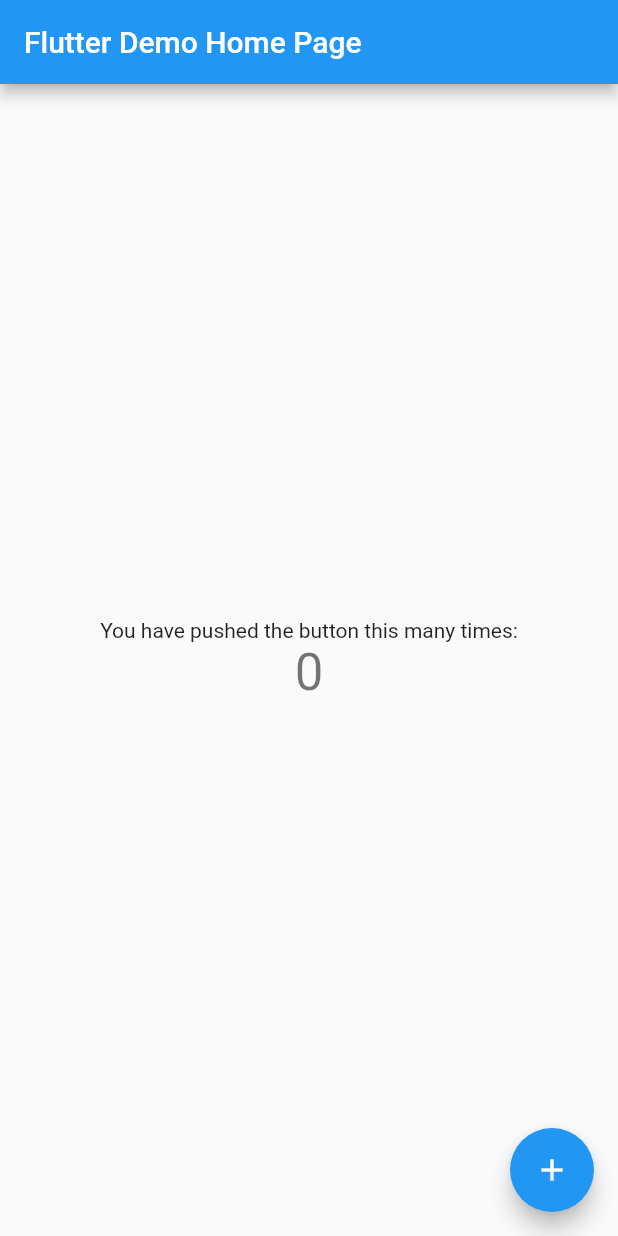
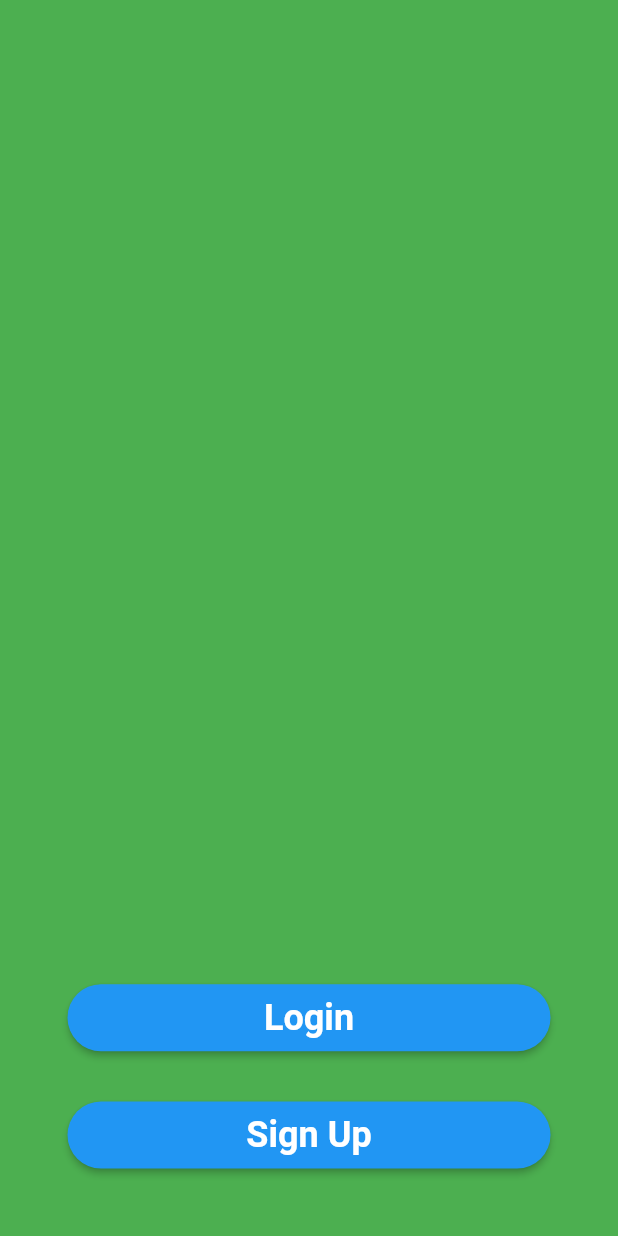
Before and after one commit to schezo817/shaberunkun, a Flutter app: the screen it shows after launch, on a phone screen of 412 x 824 dp. Run offline on Flutter 3.47's test engine with Material 2 defaults, Android fonts, the light colour scheme and no system bars; our stand-ins replace cloud_firestore, firebase_auth, firebase_core; accounts and stored records are empty.

Commit message:
ver0.1.0 開始画面の実装（アプリ名とイメージ画像なし版）

```diff
--- /dev/null
+++ b/lib/function/func.dart
@@ -0,0 +1,39 @@
+import 'package:flutter/material.dart';
+
+class Func {
+  //ページ遷移のための関数
+  static Future movePage(BuildContext context, var pages) async {
+    return await Navigator.push(
+      context,
+      MaterialPageRoute(
+        builder: (context) => pages,
+      ),
+    );
+  }
+
+  //文章を持つ遷移ボタン
+  static SizedBox haveTextButton(BuildContext context, StatefulWidget page,
+      double height, double width, String text, Color color, Color textColor) {
+    return SizedBox(
+      height: height,
+      width: width,
+      child: ElevatedButton(
+        style: ElevatedButton.styleFrom(
+          backgroundColor: color,
+          shape: const StadiumBorder(),
+        ),
+        child: Text(
+          text,
+          style: TextStyle(
+            fontSize: 24,
+            fontWeight: FontWeight.bold,
+            color: textColor,
+          ),
+        ),
+        onPressed: () async {
+          await movePage(context, page);
+        },
+      ),
+    );
+  }
+}
--- a/lib/main.dart
+++ b/lib/main.dart
@@ -1,115 +1,31 @@
+import 'package:cloud_firestore/cloud_firestore.dart';
+import 'package:firebase_auth/firebase_auth.dart';
+import 'package:firebase_core/firebase_core.dart';
 import 'package:flutter/material.dart';
+import 'package:shaberunkun/page/first_page.dart';
 
-void main() {
+//final FirebaseAuth auth = FirebaseAuth.instance;
+//final FirebaseFirestore fireStoreInstance = FirebaseFirestore.instance;
+//final CollectionReference users = fireStoreInstance.collection("users");
+
+void main() async{
+  //WidgetsFlutterBinding.ensureInitialized();
+  //await Firebase.initializeApp();
   runApp(const MyApp());
 }
 
 class MyApp extends StatelessWidget {
   const MyApp({super.key});
 
-  // This widget is the root of your application.
   @override
   Widget build(BuildContext context) {
     return MaterialApp(
-      title: 'Flutter Demo',
+      debugShowCheckedModeBanner: false,
+      title: '喋るんくん',
       theme: ThemeData(
-        // This is the theme of your application.
-        //
-        // Try running your application with "flutter run". You'll see the
-        // application has a blue toolbar. Then, without quitting the app, try
-        // changing the primarySwatch below to Colors.green and then invoke
-        // "hot reload" (press "r" in the console where you ran "flutter run",
-        // or simply save your changes to "hot reload" in a Flutter IDE).
-        // Notice that the counter didn't reset back to zero; the application
-        // is not restarted.
         primarySwatch: Colors.blue,
       ),
-      home: const MyHomePage(title: 'Flutter Demo Home Page'),
+      home: FirstPage(),
     );
   }
 }
-
-class MyHomePage extends StatefulWidget {
-  const MyHomePage({super.key, required this.title});
-
-  // This widget is the home page of your application. It is stateful, meaning
-  // that it has a State object (defined below) that contains fields that affect
-  // how it looks.
-
-  // This class is the configuration for the state. It holds the values (in this
-  // case the title) provided by the parent (in this case the App widget) and
-  // used by the build method of the State. Fields in a Widget subclass are
-  // always marked "final".
-
-  final String title;
-
-  @override
-  State<MyHomePage> createState() => _MyHomePageState();
-}
-
-class _MyHomePageState extends State<MyHomePage> {
-  int _counter = 0;
-
-  void _incrementCounter() {
-    setState(() {
-      // This call to setState tells the Flutter framework that something has
-      // changed in this State, which causes it to rerun the build method below
-      // so that the display can reflect the updated values. If we changed
-      // _counter without calling setState(), then the build method would not be
-      // called again, and so nothing would appear to happen.
-      _counter++;
-    });
-  }
-
-  @override
-  Widget build(BuildContext context) {
-    // This method is rerun every time setState is called, for instance as done
-    // by the _incrementCounter method above.
-    //
-    // The Flutter framework has been optimized to make rerunning build methods
-    // fast, so that you can just rebuild anything that needs updating rather
-    // than having to individually change instances of widgets.
-    return Scaffold(
-      appBar: AppBar(
-        // Here we take the value from the MyHomePage object that was created by
-        // the App.build method, and use it to set our appbar title.
-        title: Text(widget.title),
-      ),
-      body: Center(
-        // Center is a layout widget. It takes a single child and positions it
-        // in the middle of the parent.
-        child: Column(
-          // Column is also a layout widget. It takes a list of children and
-          // arranges them vertically. By default, it sizes itself to fit its
-          // children horizontally, and tries to be as tall as its parent.
-          //
-          // Invoke "debug painting" (press "p" in the console, choose the
-          // "Toggle Debug Paint" action from the Flutter Inspector in Android
-          // Studio, or the "Toggle Debug Paint" command in Visual Studio Code)
-          // to see the wireframe for each widget.
-          //
-          // Column has various properties to control how it sizes itself and
-          // how it positions its children. Here we use mainAxisAlignment to
-          // center the children vertically; the main axis here is the vertical
-          // axis because Columns are vertical (the cross axis would be
-          // horizontal).
-          mainAxisAlignment: MainAxisAlignment.center,
-          children: <Widget>[
-            const Text(
-              'You have pushed the button this many times:',
-            ),
-            Text(
-              '$_counter',
-              style: Theme.of(context).textTheme.headline4,
-            ),
-          ],
-        ),
-      ),
-      floatingActionButton: FloatingActionButton(
-        onPressed: _incrementCounter,
-        tooltip: 'Increment',
-        child: const Icon(Icons.add),
-      ), // This trailing comma makes auto-formatting nicer for build methods.
-    );
-  }
-}
--- /dev/null
+++ b/lib/page/first_page.dart
@@ -0,0 +1,48 @@
+import 'package:flutter/material.dart';
+import '../function/screen_size.dart';
+
+import '../function/func.dart';
+import 'chat.dart';
+
+class FirstPage extends StatefulWidget {
+  @override
+  _FirstPageState createState() => _FirstPageState();
+}
+
+class _FirstPageState extends State<FirstPage> {
+  @override
+  Widget build(BuildContext context) {
+    return WillPopScope(
+      onWillPop: () async {
+        //押したら反応するコード
+        return false;
+      },
+      child: Scaffold(
+        body: Stack(
+          children: [
+            Container(
+              height: double.infinity,
+              width: double.infinity,
+              color: Colors.green,
+            ),
+            Container(
+              padding: const EdgeInsets.all(45),
+              child: Column(
+                mainAxisAlignment: MainAxisAlignment.end,
+                children: <Widget>[
+                  Func.haveTextButton(context, Chat(), 44.7, 325, "Login",
+                      Colors.blue, Colors.white),
+                  Container(
+                    height: 33.5,
+                  ),
+                  Func.haveTextButton(context, Chat(), 44.7, 325, "Sign Up",
+                      Colors.blue, Colors.white),
+                ],
+              ),
+            ),
+          ],
+        ),
+      ),
+    );
+  }
+}
--- a/pubspec.yaml
+++ b/pubspec.yaml
@@ -36,6 +36,10 @@
   # The following adds the Cupertino Icons font to your application.
   # Use with the CupertinoIcons class for iOS style icons.
   cupertino_icons: ^1.0.2
+  firebase_core: ^2.4.1
+  firebase_auth: ^4.2.5
+  cloud_firestore: ^4.3.1
+  responsive_builder: ^0.5.0+1
 
 dev_dependencies:
   flutter_test:
```
Also changed, not shown: lib/function/screen_size.dart (added, +16 -0 lines), lib/page/chat.dart (added, +32 -0 lines), lib/page/register.dart (added, +32 -0 lines), pubspec.lock, 4 other files.
